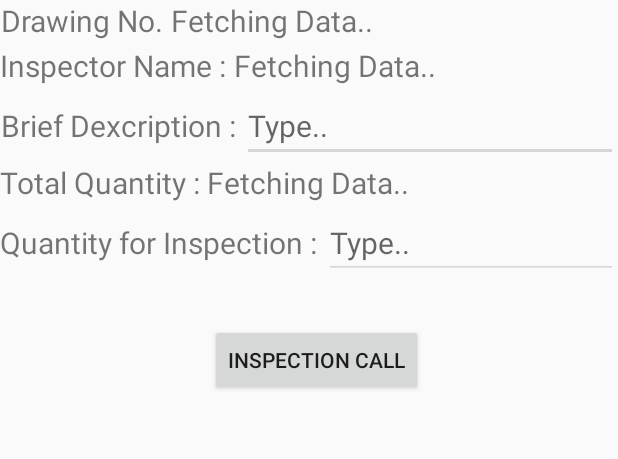
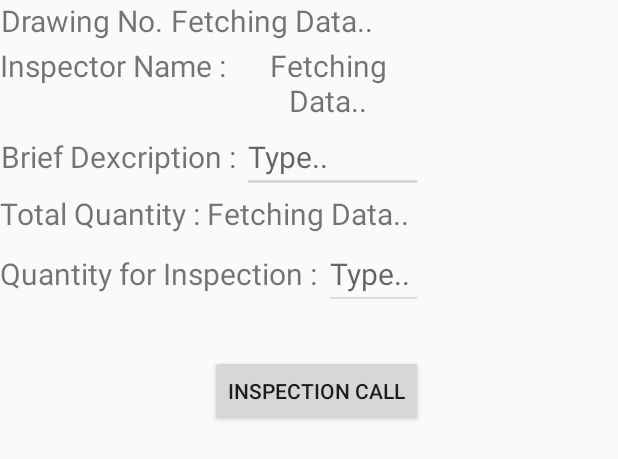
Before and after one commit to 1ezio/Hirmi_android_client, an Android app: the layout custodian_dialog_box.xml on its own in the app's theme, with its tools: preview values and no code run, on a phone screen of 412 x 824 dp. Shown: the top 459 px of the screen. Run offline under Robolectric (Android 15) with nearby library versions, the phone set to English and light mode, and no system bars.

Commit message:
Dialog Box Added in Custodian(Setting's View)

```diff
--- a/app/src/main/res/layout/custodian_dialog_box.xml
+++ b/app/src/main/res/layout/custodian_dialog_box.xml
@@ -1,8 +1,8 @@
 <?xml version="1.0" encoding="utf-8"?>
 <LinearLayout
     xmlns:android="http://schemas.android.com/apk/res/android"
-    android:layout_width="match_parent"
-    android:layout_height="match_parent"
+    android:layout_width="wrap_content"
+    android:layout_height="wrap_content"
     android:orientation="vertical">
 
     <LinearLayout
```
Also changed, not shown: app/src/main/java/com/hirmiproject/hirmi/fragmentsCustodian/SettingsFragment.kt (+12 -4 lines).
